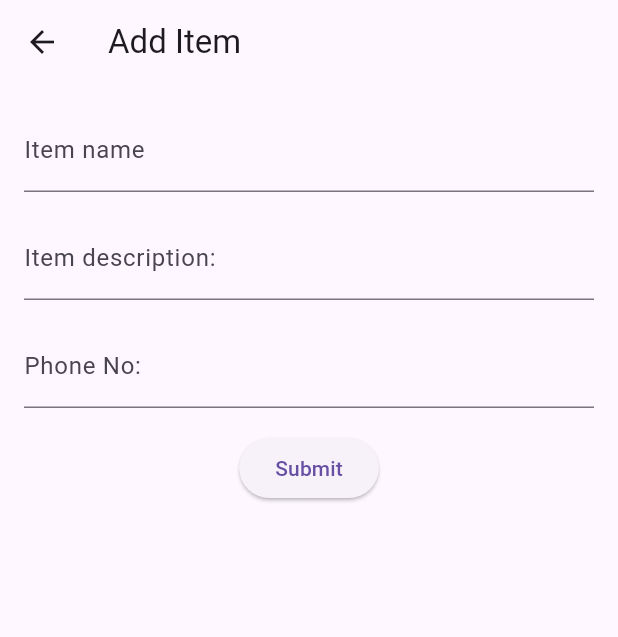
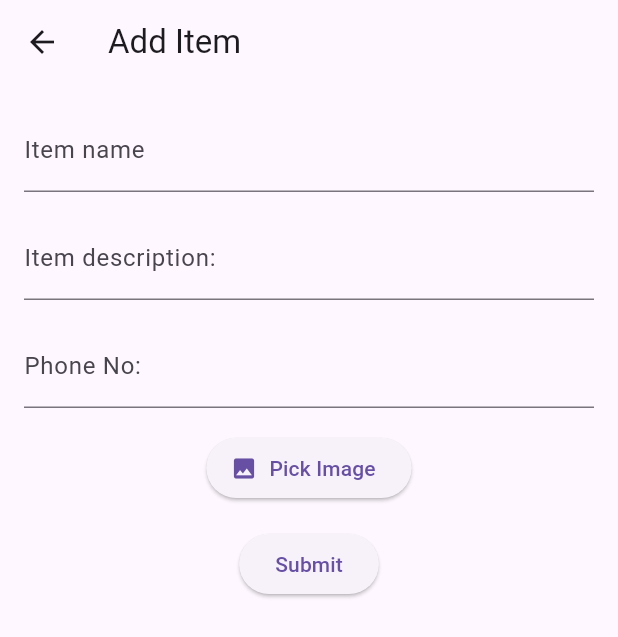
Before and after one commit to shuaib05/lost_and_found, a Flutter app: the AddItemScreen screen opened directly, on a phone screen of 412 x 824 dp. Shown: the top 637 px of the screen. Run offline on Flutter 3.47's test engine with Material 3 defaults, Android fonts, the light colour scheme and no system bars; our stand-ins replace image_picker, shared_preferences; accounts and stored records are empty.

Commit message:
Adding image

```diff
--- a/lib/models/item.dart
+++ b/lib/models/item.dart
@@ -2,12 +2,14 @@ class Item {
   String name;
   String desc;
   String num;
+  String? imagePath;
   bool isFound;
 
   Item({
     required this.name,
     required this.desc,
     required this.num,
+    this.imagePath,
     this.isFound = false,
   });
 
@@ -15,6 +17,7 @@ class Item {
     'name': name,
     'desc': desc,
     'num': num,
+    'imagePath': imagePath,
     'isFound': isFound,
   };
 
@@ -22,6 +25,7 @@ class Item {
     name: map['name'],
     desc: map['desc'],
     num: map['num'],
+    imagePath: map['imagePath'],
     isFound: map['isFound'],
   );
 }
--- a/lib/screens/add_item_screen.dart
+++ b/lib/screens/add_item_screen.dart
@@ -1,5 +1,7 @@
 import 'package:flutter/material.dart';
 import '../models/item.dart';
+import 'package:image_picker/image_picker.dart';
+import 'dart:io';
 
 class AddItemScreen extends StatefulWidget {
   const AddItemScreen({super.key});
@@ -13,6 +15,18 @@ class _AddItemScreenState extends State<AddItemScreen> {
   final TextEditingController _nameController = TextEditingController();
   final TextEditingController _descController = TextEditingController();
   final TextEditingController _numController = TextEditingController();
+  File? _selectedImage;
+
+  Future<void> _pickImage() async {
+    final picker = ImagePicker();
+    final pickedFile = await picker.pickImage(source: ImageSource.gallery);
+    if (pickedFile != null) {
+      setState(() {
+        _selectedImage = File(pickedFile.path);
+      });
+    }
+  }
+
   @override
   Widget build(BuildContext context) {
     return Scaffold(
@@ -21,6 +35,7 @@ class _AddItemScreenState extends State<AddItemScreen> {
         padding: EdgeInsets.all(16),
         child: Form(
           key: _formKey,
+          child: SingleChildScrollView(
             child: Column(
               children: [
                 TextFormField(
@@ -56,6 +71,19 @@ class _AddItemScreenState extends State<AddItemScreen> {
                   },
                 ),
                 SizedBox(height: 16),
+                _selectedImage == null
+                    ? ElevatedButton.icon(
+                        onPressed: _pickImage,
+                        icon: const Icon(Icons.image),
+                        label: const Text('Pick Image'),
+                      )
+                    : Image.file(
+                        _selectedImage!,
+                        height: 150,
+                        fit: BoxFit.cover,
+                      ),
+
+                SizedBox(height: 16),
                 ElevatedButton(
                   onPressed: () {
                     if (_formKey.currentState!.validate()) {
@@ -63,6 +91,7 @@ class _AddItemScreenState extends State<AddItemScreen> {
                         name: _nameController.text,
                         desc: _descController.text,
                         num: _numController.text,
+                        imagePath: _selectedImage?.path,
                       );
                       Navigator.pop(context, item);
                     }
@@ -73,6 +102,7 @@ class _AddItemScreenState extends State<AddItemScreen> {
             ),
           ),
         ),
+      ),
     );
   }
 }
--- a/pubspec.yaml
+++ b/pubspec.yaml
@@ -32,6 +32,8 @@ dependencies:
     sdk: flutter
 
   shared_preferences: ^2.2.3
+
+  image_picker: ^1.0.7
 
 
 
```
Also changed, not shown: lib/screens/image_preview.dart (added, +18 -0 lines), lib/screens/lost_items_screen.dart (+40 -1 lines), pubspec.lock, 5 other files. Lines whose indentation alone changed are shown as unchanged.
